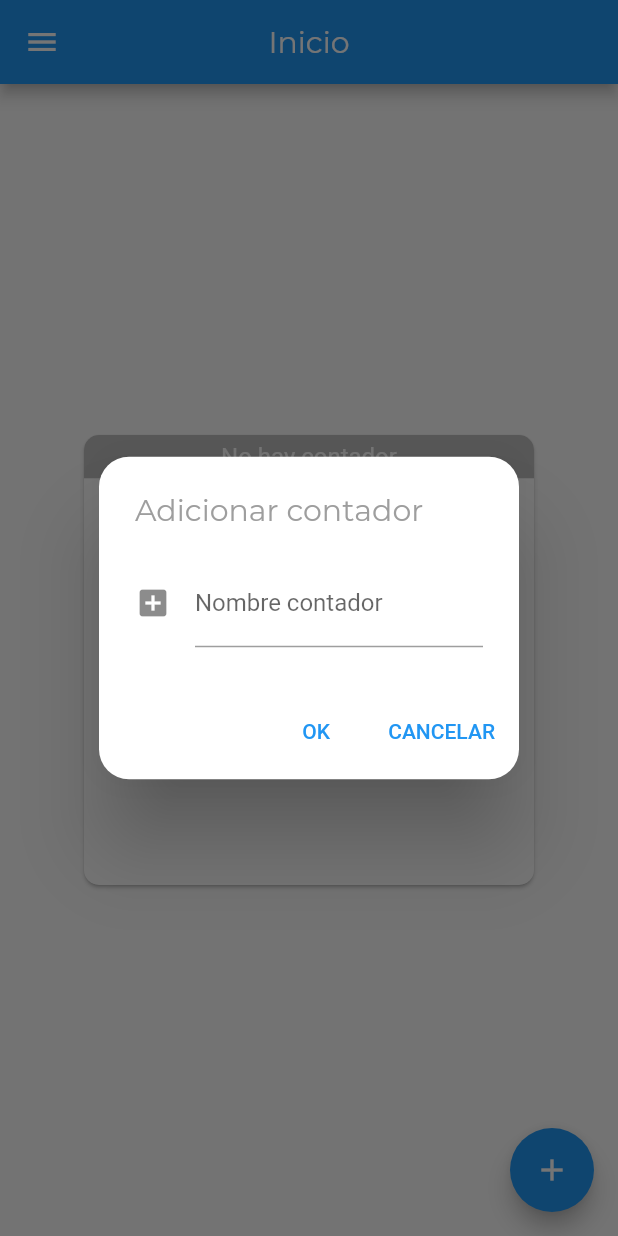
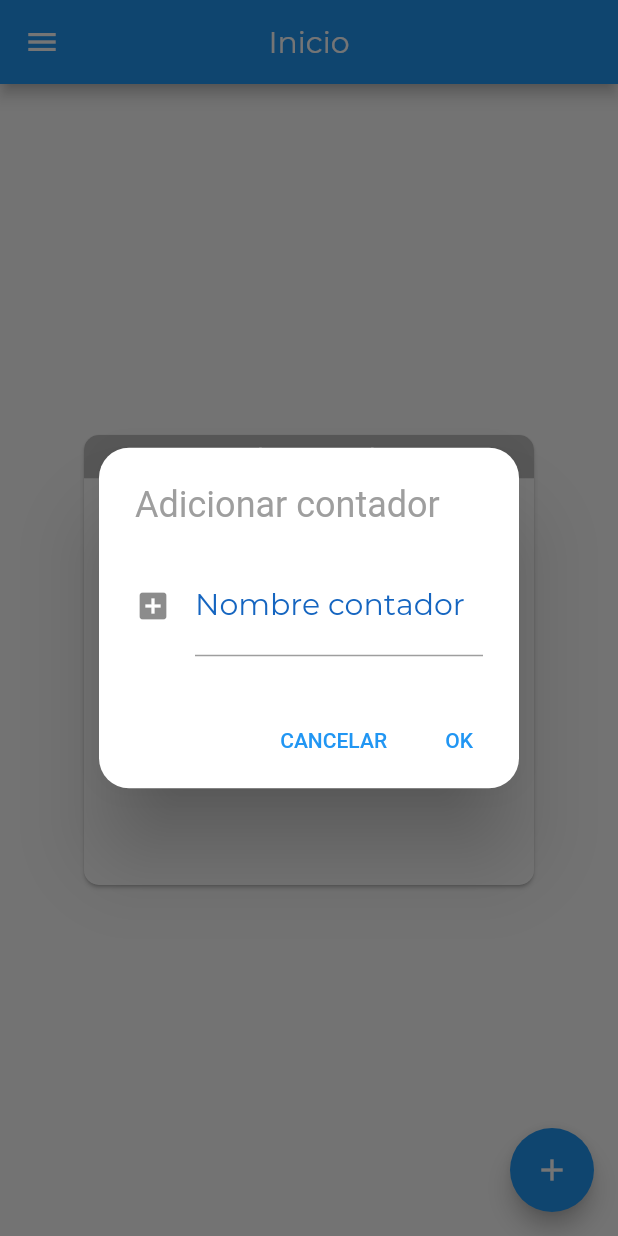
Before and after one commit to leoNavarro95/Ktao-app, a Flutter app: the screen it shows after launch, after a tap on the "add" icon, on a phone screen of 412 x 824 dp. Run offline on Flutter 3.47's test engine with Material 2 defaults, Android fonts, the phone set to English and light mode, and no system bars; our stand-ins replace animate_do, fl_chart, get, get_storage, mask_text_input_formatter, sqflite; accounts and stored records are empty; Roboto replaces fonts that are missing (Montserrat-Italic); statements that could not run were skipped; project files that could hold a hidden picture were left out.

Commit message:
[FIX] Theme fix. Nueva lectura dialog theme

```diff
--- a/lib/app/global_widgets/widgets.dart
+++ b/lib/app/global_widgets/widgets.dart
@@ -2,6 +2,7 @@ import 'package:flutter/material.dart';
 import 'package:get/get.dart';
 import 'package:ktao/app/data/model/contador_model.dart';
 import 'package:ktao/app/theme/text_theme.dart';
+import 'package:ktao/app/theme/theme_services.dart';
 
 ///Dialogo que si se acepta devuelve true y si se cancela devuelve false
 Future<bool> myboolDialog(
@@ -22,14 +23,14 @@ Future<bool> myboolDialog(
       ),
       actions: <Widget>[
         TextButton(
-          child: Text('CANCELAR'),
-          onPressed: () => Get.back(result: false),
-        ),
-        TextButton(
           child: Text('OK'),
           onPressed: () {
             Get.back(result: true);
           },
+        ),
+        TextButton(
+          child: Text('CANCELAR'),
+          onPressed: () => Get.back(result: false),
         ),
       ],
     ),
@@ -47,14 +48,14 @@ Future<bool> borraContadorDialog(ContadorModel contador) async {
           "El contador ${contador.nombre} sera eliminado completamente de la base de datos"),
       actions: <Widget>[
         TextButton(
+          child: Text('CANCELAR'),
+          onPressed: () => Get.back(result: false),
+        ),
+        TextButton(
           child: Text('OK'),
           onPressed: () {
             Get.back(result: true);
           },
-        ),
-        TextButton(
-          child: Text('CANCELAR'),
-          onPressed: () => Get.back(result: false),
         ),
       ],
     ),
@@ -73,7 +74,10 @@ Future<String> textEditOptionDialog(
   return await Get.dialog(
     AlertDialog(
       shape: RoundedRectangleBorder(borderRadius: BorderRadius.circular(20.0)),
-      title: Text(title,style: Get.theme.textTheme.headline6,),
+      title: Text(
+        title,
+        style: Get.theme.textTheme.headline5,
+      ),
       content: Column(
         mainAxisSize: MainAxisSize.min,
         children: <Widget>[
@@ -82,6 +86,7 @@ Future<String> textEditOptionDialog(
             child: Column(
               children: [
                 TextFormField(
+                  style: Get.theme.textTheme.headline6,
                   decoration: InputDecoration(
                     labelText: labelHelp,
                     icon: Icon(Icons.add_box),
@@ -101,6 +106,11 @@ Future<String> textEditOptionDialog(
       ),
       actions: <Widget>[
         TextButton(
+          child: Text('CANCELAR'),
+          onPressed: () =>
+              Get.back(), //! va a retornar null, manejarlo del otro lado
+        ),
+        TextButton(
           child: Text('OK'),
           onPressed: () {
             //validate() devuelve true si el formulario es valido
@@ -108,11 +118,6 @@ Future<String> textEditOptionDialog(
               Get.back(result: _valorInput);
             }
           },
-        ),
-        TextButton(
-          child: Text('CANCELAR'),
-          onPressed: () =>
-              Get.back(), //! va a retornar null, manejarlo del otro lado
         ),
       ],
     ),
@@ -128,13 +133,15 @@ void mySnackbar({
   int showMillisecs = 2500,
   bool isDisplayedInBottom = false,
 }) {
+  Color colorText =
+      ThemeService().isSavedDarkMode() ? Colors.grey[300]
+      : Colors.grey[900];
   return Get.snackbar(title, subtitle,
-
       snackPosition:
           isDisplayedInBottom ? SnackPosition.BOTTOM : SnackPosition.TOP,
       borderWidth: 2,
-      borderColor: Colors.black12,
-      colorText: Colors.black,
+      // borderColor: Colors.black12,
+      colorText: colorText,
       icon: Icon(
         icon,
         color: iconColor,
--- a/lib/app/theme/themes.dart
+++ b/lib/app/theme/themes.dart
@@ -2,19 +2,41 @@ import 'package:flutter/material.dart';
 
 class Themes {
   final lightTheme = ThemeData.light().copyWith(
+    //primary
     primaryColor: Colors.blue,
-    accentColor: Colors.green,
+    //secundary = blue
+    accentColor: Colors.blue,
+    toggleableActiveColor: Colors.blue,
+    indicatorColor: Colors.blue[700],
+    hintColor: Colors.blue[800],
+    textSelectionTheme: TextSelectionThemeData(cursorColor: Colors.blue[200]),    // canvasColor: Colors.brown,
+
+    splashColor: Colors.blue[200],
+
+    cardColor: Colors.white,
 
     textTheme: TextTheme(
+
+      headline5: TextStyle(
+        color: Colors.grey[500],
+        fontFamily: 'Montserrat-Italic',
+        fontStyle: FontStyle.normal
+      ),
+
       headline6: TextStyle(
         color: Colors.grey[500],
         fontFamily: 'Montserrat-Regular',
         fontStyle: FontStyle.normal,
       ),
-      bodyText1: TextStyle(
+      subtitle2:TextStyle(
         color: Colors.grey[500],
-        fontFamily: 'Montserrat-Regular',
-        fontStyle: FontStyle.normal,
+        fontFamily: 'Montserrat-Italic',
+        fontStyle: FontStyle.italic,
+      ),
+      overline: TextStyle(
+        color: Colors.grey[500],
+        fontFamily: 'Montserrat-Italic',
+        fontStyle: FontStyle.italic,
       ),
       bodyText2: TextStyle(
         color: Colors.grey[500],
@@ -22,7 +44,6 @@ class Themes {
         fontStyle: FontStyle.normal,
       ),
     ),
-
     appBarTheme: AppBarTheme(brightness: Brightness.light),
     iconTheme: IconThemeData(color: Colors.grey[500]),
     floatingActionButtonTheme: FloatingActionButtonThemeData(
@@ -30,18 +51,50 @@ class Themes {
   );
 
   final darkTheme = ThemeData.dark().copyWith(
+    //primary = blueGrey[800]
     primaryColor: Colors.blueGrey[800],
+    //secundary = cyan
+    accentColor: Colors.cyan,
+    toggleableActiveColor: Colors.cyan,
+    indicatorColor: Colors.cyan[200],
+    hintColor: Colors.cyan[800],
+    textSelectionTheme: TextSelectionThemeData(cursorColor: Colors.cyan[200]),
+
+    splashColor: Colors.grey[300],
+
+
     textTheme: TextTheme(
+
+      headline5: TextStyle(
+        color: Colors.grey[300],
+        fontFamily: 'Montserrat-Italic',
+        fontStyle: FontStyle.normal
+      ),
+
       headline6: TextStyle(
         color: Colors.grey[300],
         fontFamily: 'Montserrat-Regular',
         fontStyle: FontStyle.normal,
       ),
+
+      subtitle2:TextStyle(
+        color: Colors.grey[300],
+        fontFamily: 'Montserrat-Italic',
+        fontStyle: FontStyle.italic,
+      ),
+
+      overline: TextStyle(
+        color: Colors.grey[300],
+        fontFamily: 'Montserrat-Italic',
+        fontStyle: FontStyle.italic,
+      ),
+
       bodyText2: TextStyle(
         color: Colors.grey[300],
         fontFamily: 'Montserrat-Regular',
         fontStyle: FontStyle.normal,
       ),
+
     ),
     appBarTheme: AppBarTheme(brightness: Brightness.dark),
     iconTheme: IconThemeData(color: Colors.grey[100]),
```
Also changed, not shown: lib/app/modules/lectura/local_widgets/agregar_lectura_dialog.dart (+9 -13 lines), lib/app/modules/lectura/local_widgets/lecturas_form_widget.dart (+5 -5 lines).
